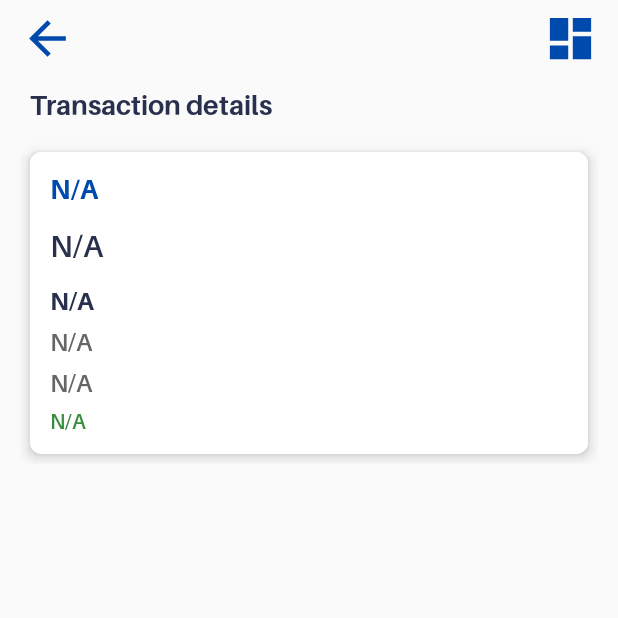
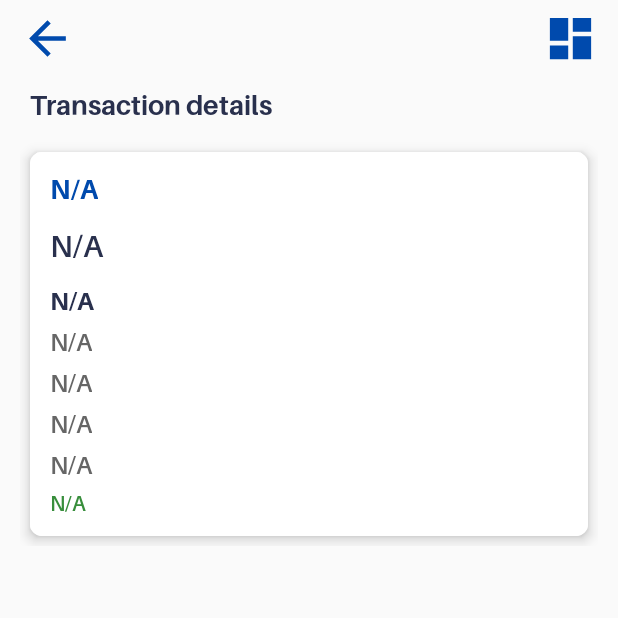
Before and after one commit to SHARIQQUE/CashMoov_agent, an Android app: the WalletTransactionDetails screen opened directly, with no data from a screen before it, on a phone screen of 412 x 824 dp, the top half of it. Run offline under Robolectric (Android 15) with nearby library versions, the light colour scheme and no system bars; our stand-ins replace sdp/ssp sizes.

Commit message:
bugs fix (08-08-2022) new add fee and tax in wallet transtion screen

```diff
--- a/app/src/main/java/com/agent/cashmoovui/adapter/MiniStatementTransAdapter.java
+++ b/app/src/main/java/com/agent/cashmoovui/adapter/MiniStatementTransAdapter.java
@@ -339,7 +339,7 @@ public class MiniStatementTransAdapter extends RecyclerView.Adapter<MiniStatemen
                 miniStatementTransList.get(pos).getFromCurrencySymbol(),
                 Amount,miniStatementTransList.get(pos).getTransactionId(),
                 miniStatementTransList.get(pos).getCreationDate(), miniStatementTransList.get(pos).getStatus(),0.0,
-                miniStatementTransList.get(pos).getToWalletOwnerMsisdn(),miniStatementTransList.get(pos).getTransactionAmount());
+                miniStatementTransList.get(pos).getToWalletOwnerMsisdn(),miniStatementTransList.get(pos).getTransactionAmount(),miniStatementTransList.get(pos).getTaxAsJson());
 
     }
 
--- a/app/src/main/java/com/agent/cashmoovui/listeners/MiniStatemetListners.java
+++ b/app/src/main/java/com/agent/cashmoovui/listeners/MiniStatemetListners.java
@@ -4,6 +4,6 @@ public interface MiniStatemetListners {
     void onMiniStatementListItemClick(String transactionTypeName, String fromWalletOwnerName,String toWalletOwnerName,
                                       String fromWalletOwnerMsisdn, String currencySymbol, double fromAmount,
                                       String transactionId, String creationDate, String status,
-                                      double commissionAmount, String toWalletOwnerMsisdn, double transactionAmount);
+                                      double commissionAmount, String toWalletOwnerMsisdn, double transactionAmount,String taxasjson);
 
 }
--- a/app/src/main/java/com/agent/cashmoovui/transactionhistory_walletscreen/TransactionHistoryAgentPage.java
+++ b/app/src/main/java/com/agent/cashmoovui/transactionhistory_walletscreen/TransactionHistoryAgentPage.java
@@ -948,7 +948,7 @@ public class TransactionHistoryAgentPage extends AppCompatActivity implements Ad
                                              String toWalletOwnerName, String fromWalletOwnerMsisdn,
                                              String currencySymbol, double fromAmount, String transactionId,
                                              String creationDate, String status,
-                                             double commissionAmount,String toWalletOwnerMsisdn,double transactionAmount) {
+                                             double commissionAmount,String toWalletOwnerMsisdn,double transactionAmount,String tax) {
 //        String name="";
 //        if(fromWalletOwnerName.isEmpty()||fromWalletOwnerName==null){
 //            name = walletOwnerMsisdn;
--- a/app/src/main/java/com/agent/cashmoovui/transactionhistory_walletscreen/TransactionHistoryBranchPage.java
+++ b/app/src/main/java/com/agent/cashmoovui/transactionhistory_walletscreen/TransactionHistoryBranchPage.java
@@ -940,7 +940,7 @@ public class TransactionHistoryBranchPage extends AppCompatActivity implements A
                                              String toWalletOwnerName, String fromWalletOwnerMsisdn,
                                              String currencySymbol, double fromAmount, String transactionId,
                                              String creationDate, String status,
-                                             double commissionAmount,String toWalletOwnerMsisdn,double transactionAmount) {
+                                             double commissionAmount,String toWalletOwnerMsisdn,double transactionAmount,String tax) {
 //        String name="";
 //        if(fromWalletOwnerName.isEmpty()||fromWalletOwnerName==null){
 //            name = walletOwnerMsisdn;
--- a/app/src/main/java/com/agent/cashmoovui/transactionhistory_walletscreen/TransactionHistoryMainPage.java
+++ b/app/src/main/java/com/agent/cashmoovui/transactionhistory_walletscreen/TransactionHistoryMainPage.java
@@ -1104,7 +1104,7 @@ public class TransactionHistoryMainPage extends AppCompatActivity implements Ada
                                              String toWalletOwnerName, String fromWalletOwnerMsisdn,
                                              String currencySymbol, double fromAmount, String transactionId,
                                              String creationDate, String status,
-                                             double commissionAmount,String toWalletOwnerMsisdn,double transactionAmount) {
+                                             double commissionAmount,String toWalletOwnerMsisdn,double transactionAmount,String tax) {
 //        String name="";
 //        if(fromWalletOwnerName.isEmpty()||fromWalletOwnerName==null){
 //            name = walletOwnerMsisdn;
@@ -1127,6 +1127,9 @@ public class TransactionHistoryMainPage extends AppCompatActivity implements Ada
         intent.putExtra("WALLETTYPECODE",wallettypecode);
         intent.putExtra("FROMMSISDN",fromWalletOwnerMsisdn);
         intent.putExtra("TOMSISDN",toWalletOwnerMsisdn);
+        intent.putExtra("TOMSISDN",toWalletOwnerMsisdn);
+        intent.putExtra("taxvalue",tax);
+
         intent.putExtra("TRANSACTIONAMOUNT",MyApplication.currencySymbol+" "+df.format(transactionAmount));
         startActivity(intent);
     }
--- a/app/src/main/java/com/agent/cashmoovui/transactionhistory_walletscreen/WalletTransactionDetails.java
+++ b/app/src/main/java/com/agent/cashmoovui/transactionhistory_walletscreen/WalletTransactionDetails.java
@@ -13,16 +13,21 @@ import com.agent.cashmoovui.MainActivity;
 import com.agent.cashmoovui.MyApplication;
 import com.agent.cashmoovui.R;
 import com.agent.cashmoovui.activity.OtherOption;
+import com.agent.cashmoovui.model.Taxmodel;
+import com.google.gson.Gson;
+import com.google.gson.reflect.TypeToken;
 
+import java.lang.reflect.Type;
 import java.text.ParseException;
 import java.text.SimpleDateFormat;
+import java.util.ArrayList;
 import java.util.Date;
 
 
 public class WalletTransactionDetails extends AppCompatActivity {
     public static WalletTransactionDetails wallettransdetailsC;
     ImageView imgBack,imgHome;
-    TextView txt_trans_type_name,txt_from_owner_name,txt_from_amount,txt_trans_id,
+    TextView txt_trans_type_name,txt_from_owner_name,txt_from_amount,txt_trans_id,txt_financialtax,txt_fee,
             txt_creation_date,txt_status,txt_success,txt_commission_amount;
 
 
@@ -77,7 +82,13 @@ public class WalletTransactionDetails extends AppCompatActivity {
         txt_creation_date = findViewById(R.id.txt_creation_date);
         txt_status = findViewById(R.id.txt_status);
         txt_success = findViewById(R.id.txt_success);
+        txt_financialtax=findViewById(R.id.txt_financialtax);
+        txt_fee=findViewById(R.id.txt_fee);
         txt_commission_amount = findViewById(R.id.txt_commission_amount);
+
+
+
+
 
         if (getIntent().getExtras() != null) {
             String transType = (getIntent().getStringExtra("TRANSTYPE"));
@@ -87,6 +98,8 @@ public class WalletTransactionDetails extends AppCompatActivity {
             String transId = (getIntent().getStringExtra("TRANSID"));
             String creationDate = (getIntent().getStringExtra("CREATIONDATE"));
             String status = (getIntent().getStringExtra("STATUS"));
+            String tax = (getIntent().getStringExtra("taxvalue"));
+
             String commissionAmount = (getIntent().getStringExtra("COMMISSIONAMOUNT"));
             String walletTypeCode="100008";
            if((getIntent().getStringExtra("WALLETTYPECODE")!=null) ){
@@ -98,6 +111,7 @@ public class WalletTransactionDetails extends AppCompatActivity {
             String transactionAmount = (getIntent().getStringExtra("TRANSACTIONAMOUNT"));
 
             txt_trans_type_name.setText(getString(R.string.transaction_type)+" - "+transType);
+            txt_fee.setText("Fee : "+fromAmount);
             txt_from_owner_name.setText("From"+" : "+fromWalletOwnerMsisdn+"("+fromOwnerName+")"+" ,\n"+"To"+" : "+toWalletOwnerMsisdn+"("+toOwnerName+")");
             if(walletTypeCode.equalsIgnoreCase("100009")){
                 txt_commission_amount.setText(commissionAmount);
@@ -120,7 +134,23 @@ public class WalletTransactionDetails extends AppCompatActivity {
             } catch (ParseException e) {
                 e.printStackTrace();
             }
+            try {
 
+                Gson gson = new Gson();
+
+                Type userListType = new TypeToken<ArrayList<Taxmodel>>(){}.getType();
+
+                ArrayList<Taxmodel> userArray = gson.fromJson(tax, userListType);
+                for(Taxmodel user : userArray) {
+                    txt_financialtax.setText(user.getTaxTypeName() + " :" + " " + user.getValue());
+
+                    System.out.println("get user" + user.getTaxTypeName());
+                }
+
+
+            } catch (Exception e) {
+
+            }
 
         }
 
--- a/app/src/main/res/layout/activity_wallet_transaction_details.xml
+++ b/app/src/main/res/layout/activity_wallet_transaction_details.xml
@@ -98,6 +98,31 @@
                     android:fontFamily="@font/aileron_semibold"
                     android:textColor="@color/textcolor"
                     android:textSize="@dimen/_13sdp" />
+
+                <TextView
+                    android:id="@+id/txt_financialtax"
+                    android:layout_width="wrap_content"
+                    android:layout_height="wrap_content"
+                    android:layout_marginTop="@dimen/_5sdp"
+                    android:gravity="center_vertical"
+                    android:text="N/A"
+                    android:fontFamily="@font/aileron_semibold"
+                    android:textColor="@color/textcolor"
+                    android:textSize="@dimen/_13sdp" />
+
+
+                <TextView
+                    android:id="@+id/txt_fee"
+                    android:layout_width="wrap_content"
+                    android:layout_height="wrap_content"
+                    android:layout_marginTop="@dimen/_5sdp"
+                    android:gravity="center_vertical"
+                    android:text="N/A"
+                    android:fontFamily="@font/aileron_semibold"
+                    android:textColor="@color/textcolor"
+                    android:textSize="@dimen/_13sdp" />
+
+
                 <TextView
                     android:id="@+id/txt_from_amount"
                     android:layout_width="match_parent"
```
Also changed, not shown: app/src/main/java/com/agent/cashmoovui/model/Taxmodel.java (added, +50 -0 lines).
